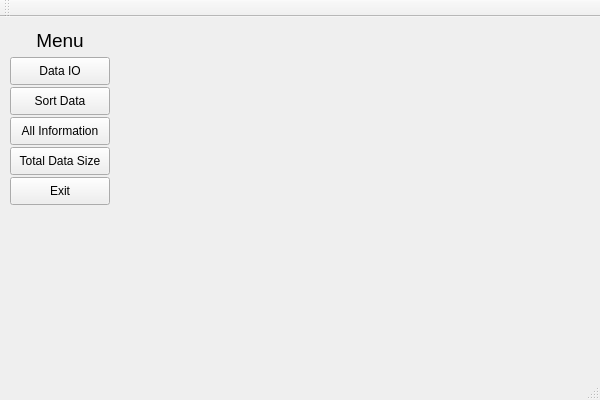
First picture: the form in IntTypeStack.ui, repository BJIN-PARK/Edu, before the edit.
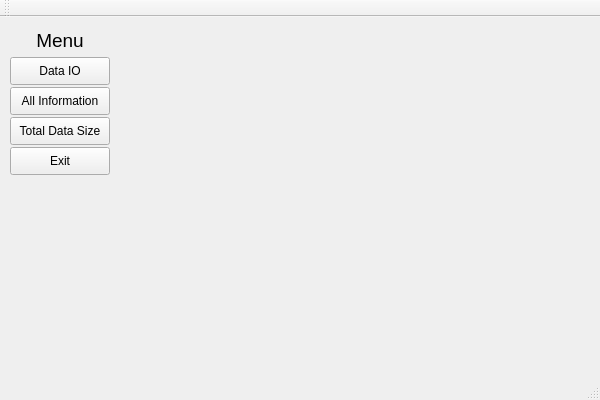
Second picture: the form after the edit.

What changed in the file:
```diff
--- a/IntTypeStack.ui
+++ b/IntTypeStack.ui
@@ -18,7 +18,7 @@
     <property name="geometry">
      <rect>
       <x>10</x>
-      <y>100</y>
+      <y>70</y>
       <width>100</width>
       <height>28</height>
      </rect>
@@ -40,19 +40,6 @@
      <string>Data IO</string>
     </property>
    </widget>
-   <widget class="QPushButton" name="pushButton_sortData">
-    <property name="geometry">
-     <rect>
-      <x>10</x>
-      <y>70</y>
-      <width>100</width>
-      <height>28</height>
-     </rect>
-    </property>
-    <property name="text">
-     <string>Sort Data</string>
-    </property>
-   </widget>
    <widget class="QLabel" name="label">
     <property name="geometry">
      <rect>
@@ -70,7 +57,7 @@
     <property name="geometry">
      <rect>
       <x>10</x>
-      <y>130</y>
+      <y>100</y>
       <width>100</width>
       <height>28</height>
      </rect>
@@ -83,7 +70,7 @@
     <property name="geometry">
      <rect>
       <x>10</x>
-      <y>160</y>
+      <y>130</y>
       <width>100</width>
       <height>28</height>
      </rect>
```
Left out of the diff: 6 changed lines with no effect on the pictures.
